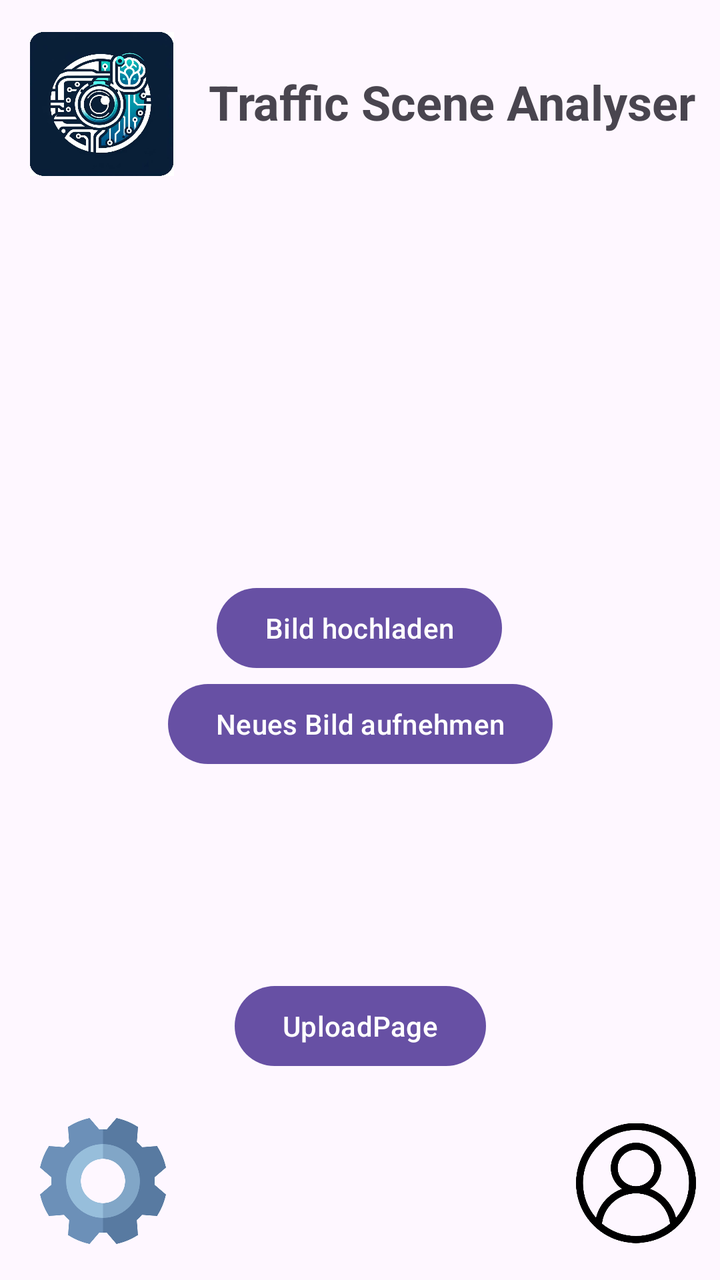
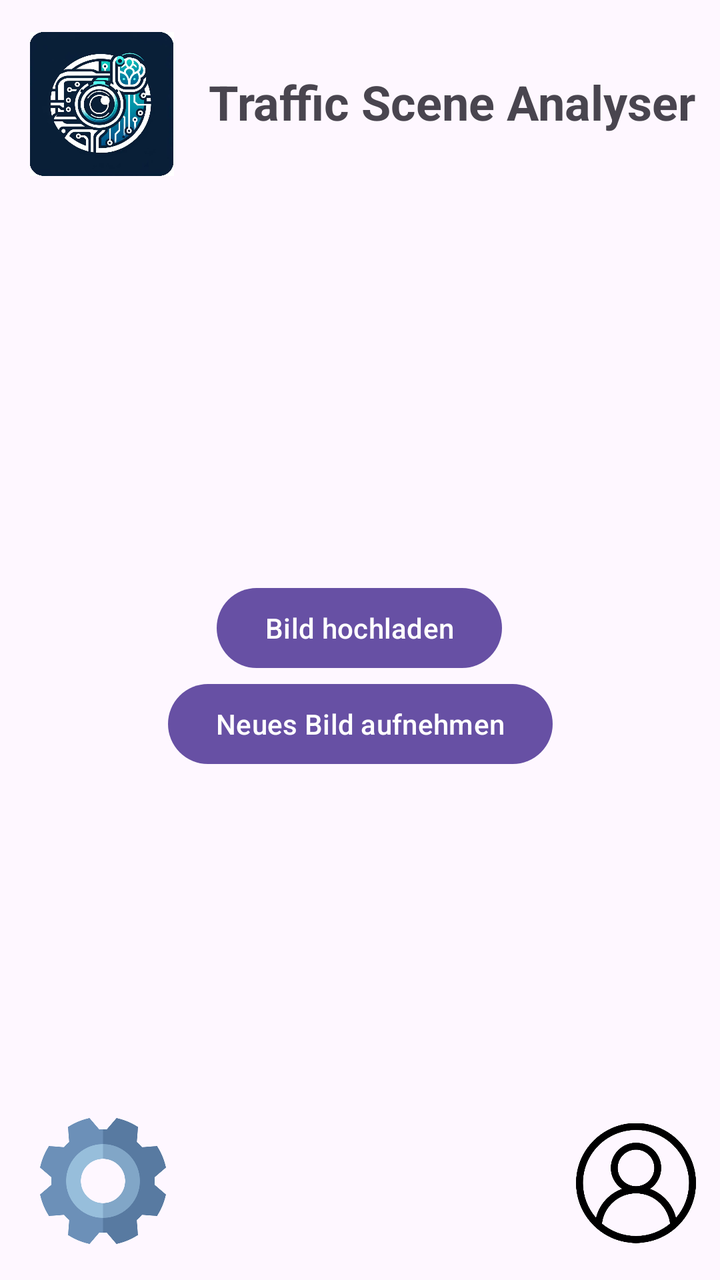

Screens rendered from an Android XML layout before and after an edit, with the pre-edit source and the edit as a unified diff.
<!-- AndroidManifest.xml: application theme Theme.TrafficSceneAnalyser -->
<!-- res/layout/activity_main.xml -->
<?xml version="1.0" encoding="utf-8"?>
<androidx.constraintlayout.widget.ConstraintLayout xmlns:android="http://schemas.android.com/apk/res/android"
    xmlns:app="http://schemas.android.com/apk/res-auto"
    xmlns:tools="http://schemas.android.com/tools"
    android:id="@+id/main"
    android:layout_width="match_parent"
    android:layout_height="match_parent"
    android:background="?attr/selectableItemBackgroundBorderless"
    tools:context=".MainActivity">

    <ImageView
        android:id="@+id/logo"
        android:layout_width="75dp"
        android:layout_height="72dp"
        android:layout_marginTop="16dp"
        android:contentDescription="@string/app_name"
        android:padding="0dp"
        android:src="@drawable/test"
        app:layout_constraintEnd_toEndOf="parent"
        app:layout_constraintHorizontal_bias="0.047"
        app:layout_constraintStart_toStartOf="parent"
        app:layout_constraintTop_toTopOf="parent"
        app:srcCompat="@drawable/test" />

    <TextView
        android:id="@+id/textViewAppName"
        android:layout_width="306dp"
        android:layout_height="70dp"
        android:layout_marginTop="16dp"
        android:gravity="center_vertical"
        android:padding="16dp"
        android:text="@string/app_name"
        android:textSize="24sp"
        android:textStyle="bold"
        app:layout_constraintEnd_toEndOf="parent"
        app:layout_constraintHorizontal_bias="0.0"
        app:layout_constraintStart_toEndOf="@+id/logo"
        app:layout_constraintTop_toTopOf="parent" />

    <Button
        android:id="@+id/btnBildHochladen"
        android:layout_width="wrap_content"
        android:layout_height="wrap_content"
        android:layout_marginTop="204dp"
        android:text="@string/upload_image"
        app:layout_constraintBottom_toBottomOf="parent"
        app:layout_constraintEnd_toEndOf="parent"
        app:layout_constraintHorizontal_bias="0.498"
        app:layout_constraintStart_toStartOf="parent"
        app:layout_constraintTop_toBottomOf="@+id/textViewAppName"
        app:layout_constraintVertical_bias="0.0" />

    <Button
        android:id="@+id/btnBildAufnehmen"
        android:layout_width="wrap_content"
        android:layout_height="wrap_content"
        android:text="@string/take_photo"
        app:layout_constraintEnd_toEndOf="parent"
        app:layout_constraintStart_toStartOf="parent"
        app:layout_constraintTop_toBottomOf="@+id/btnBildHochladen" />

    <ImageView
        android:id="@+id/profile"
        android:layout_width="60dp"
        android:layout_height="65dp"
        android:layout_marginEnd="12dp"
        android:layout_marginBottom="16dp"
        android:contentDescription="@string/profile"
        android:onClick="goToProfile"
        app:layout_constraintBottom_toBottomOf="parent"
        app:layout_constraintEnd_toEndOf="parent"
        app:srcCompat="@drawable/user" />

    <ImageView
        android:id="@+id/imageView2"
        android:layout_width="63dp"
        android:layout_height="67dp"
        android:layout_marginStart="20dp"
        android:layout_marginBottom="16dp"
        android:contentDescription="@string/settings"
        android:onClick="goToSettings"
        app:layout_constraintBottom_toBottomOf="parent"
        app:layout_constraintStart_toStartOf="parent"
        app:srcCompat="@drawable/cogwheel" />

    <Button
        android:id="@+id/button5"
        android:layout_width="wrap_content"
        android:layout_height="wrap_content"
        android:onClick="goToUploadPage"
        android:text="UploadPage"
        app:layout_constraintBottom_toBottomOf="parent"
        app:layout_constraintEnd_toEndOf="parent"
        app:layout_constraintStart_toStartOf="parent"
        app:layout_constraintTop_toBottomOf="@+id/btnBildAufnehmen" />


</androidx.constraintlayout.widget.ConstraintLayout>
<!-- resources referenced by this layout -->
<resources>
  <!-- drawable cogwheel: png bitmap (drawable, 25389 bytes) -->
  <!-- drawable test: png bitmap (drawable, 583170 bytes) -->
  <!-- drawable user: png bitmap (drawable, 24852 bytes) -->
  <string name="app_name">Traffic Scene Analyser</string>
  <string name="profile">Zum Profil wechseln</string>
  <string name="settings">Zu den Einstellungen wechseln</string>
  <string name="take_photo">Neues Bild aufnehmen</string>
  <string name="upload_image">Bild hochladen</string>
  <style name="Theme.TrafficSceneAnalyser" parent="Base.Theme.TrafficSceneAnalyser" />
  <style name="Base.Theme.TrafficSceneAnalyser" parent="Theme.Material3.DayNight.NoActionBar">
          
          
      </style>
</resources>

<!-- the commit's change to res/layout/activity_main.xml (unified diff, before → after) -->
@@ -83,16 +83,5 @@
         app:layout_constraintStart_toStartOf="parent"
         app:srcCompat="@drawable/cogwheel" />
 
-    <Button
-        android:id="@+id/button5"
-        android:layout_width="wrap_content"
-        android:layout_height="wrap_content"
-        android:onClick="goToUploadPage"
-        android:text="UploadPage"
-        app:layout_constraintBottom_toBottomOf="parent"
-        app:layout_constraintEnd_toEndOf="parent"
-        app:layout_constraintStart_toStartOf="parent"
-        app:layout_constraintTop_toBottomOf="@+id/btnBildAufnehmen" />
-
 
 </androidx.constraintlayout.widget.ConstraintLayout>
